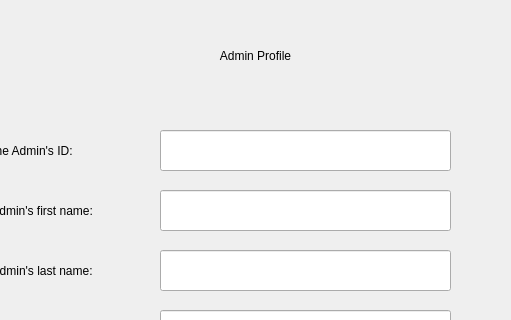
nwaaf20050-netizen/EE202_Course_Project, file GUI_AdminProfile.ui: the form before one commit; both pictures show x 150 to 661 and y 0 to 320 of the 800 by 600 pixel window.
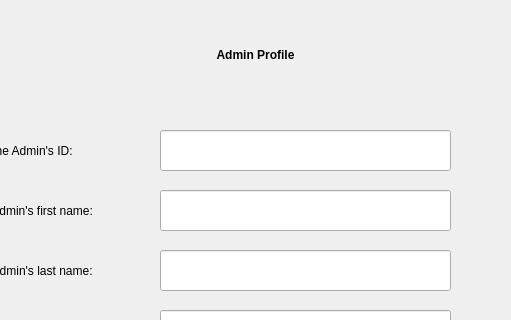
The form after the commit.

```diff
--- a/GUI_AdminProfile.ui
+++ b/GUI_AdminProfile.ui
@@ -27,7 +27,7 @@
      <string notr="true">font:36pt &quot;Rockwell&quot;</string>
     </property>
     <property name="text">
-     <string>Admin Profile</string>
+     <string>&lt;html&gt;&lt;head/&gt;&lt;body&gt;&lt;p&gt;&lt;span style=&quot; font-weight:600;&quot;&gt;Admin Profile&lt;/span&gt;&lt;/p&gt;&lt;/body&gt;&lt;/html&gt;</string>
     </property>
     <property name="alignment">
      <set>Qt::AlignCenter</set>
```
Left out of the diff: 2 changed lines with no effect on the pictures.
